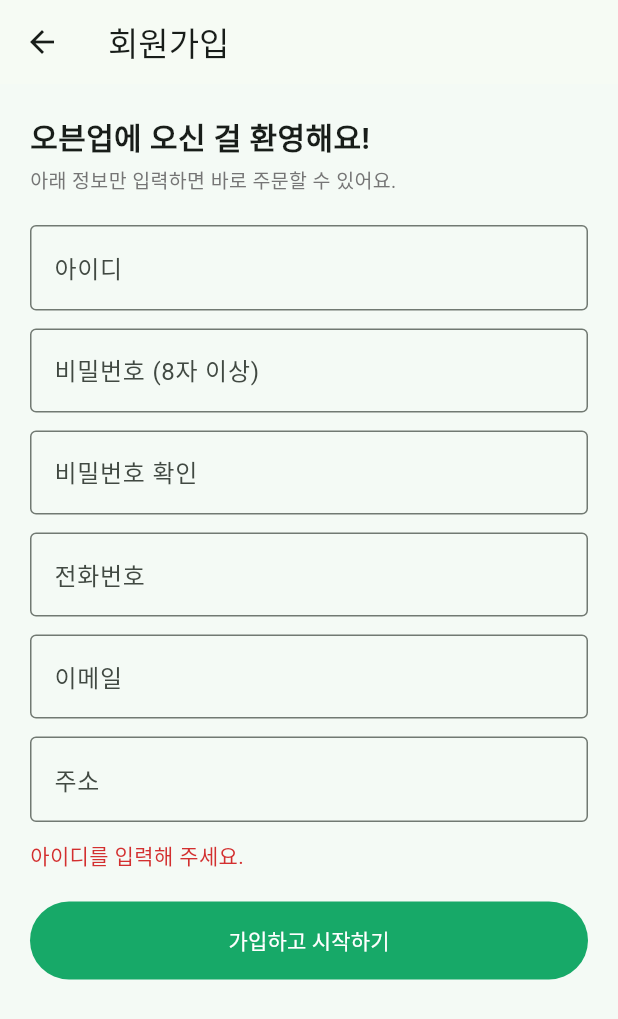
After one commit to Tae0072/Oven-up, a Flutter app: the SignupPage screen opened directly, after a tap on "가입하고 시작하기", on a phone screen of 412 x 824 dp. The commit adds this screen. Shown: the top 1019 px of the screen. Run offline on Flutter 3.47's test engine with Material 3 defaults, Android fonts, the phone set to English and light mode, and no system bars; our stand-ins replace firebase_core, firebase_messaging, flutter_local_notifications, shared_preferences, web; missing offline and left inert: dart:js_interop, flutter_naver_login, kakao_flutter_sdk_user, portone_flutter; accounts and stored records are empty.

Commit message:
feat: signup page (id/pw/phone/email/address) + social first-login onboarding (nickname->address)

```diff
--- a/app/lib/data/auth_api.dart
+++ b/app/lib/data/auth_api.dart
@@ -6,12 +6,15 @@ import '../models/auth_user.dart';
 import 'api_config.dart';
 import 'api_exception.dart';
 
-/// 로그인 결과: 토큰 + 회원
+/// 로그인 결과: 토큰 + 회원 (+ 소셜 첫 로그인 온보딩 필요 여부)
 class AuthResult {
   final String token;
   final AuthUser user;
 
-  AuthResult(this.token, this.user);
+  /// 소셜 로그인에서 닉네임·주소 설정(온보딩)이 아직 필요한가?
+  final bool needsProfile;
+
+  AuthResult(this.token, this.user, {this.needsProfile = false});
 }
 
 /// 인증 API 호출 (05_API §2)
@@ -23,15 +26,22 @@ class AuthApi {
   static const Map<String, String> _jsonHeader = {'Content-Type': 'application/json'};
 
   Future<int> signup({
+    required String loginId,
     required String email,
     required String password,
-    required String name,
     required String phone,
+    required String address,
   }) async {
     final res = await _client.post(
       Uri.parse('$kApiBaseUrl/api/auth/signup'),
       headers: _jsonHeader,
-      body: jsonEncode({'email': email, 'password': password, 'name': name, 'phone': phone}),
+      body: jsonEncode({
+        'loginId': loginId,
+        'email': email,
+        'password': password,
+        'phone': phone,
+        'address': address,
+      }),
     );
     final body = jsonDecode(utf8.decode(res.bodyBytes)) as Map<String, dynamic>;
     if (res.statusCode != 201) {
@@ -88,6 +98,7 @@ class AuthApi {
     return AuthResult(
       data['accessToken'] as String,
       AuthUser.fromJson(data['user'] as Map<String, dynamic>),
+      needsProfile: (data['needsProfile'] as bool?) ?? false,
     );
   }
 
@@ -104,16 +115,23 @@ class AuthApi {
     return MyProfile.fromJson(body['data'] as Map<String, dynamic>);
   }
 
-  /// 프로필(이름·연락처) 수정 (05_API §2.5)
+  /// 프로필 수정 (05_API §2.5). null인 항목은 바꾸지 않는다.
   Future<MyProfile> updateProfile({
     required String token,
-    required String name,
-    required String phone,
+    String? name,
+    String? phone,
+    String? nickname,
+    String? address,
   }) async {
     final res = await _client.patch(
       Uri.parse('$kApiBaseUrl/api/users/me'),
       headers: {..._jsonHeader, 'Authorization': 'Bearer $token'},
-      body: jsonEncode({'name': name, 'phone': phone}),
+      body: jsonEncode({
+        'name': ?name,
+        'phone': ?phone,
+        'nickname': ?nickname,
+        'address': ?address,
+      }),
     );
     final body = jsonDecode(utf8.decode(res.bodyBytes)) as Map<String, dynamic>;
     if (res.statusCode != 200) {
@@ -178,16 +196,22 @@ class AuthApi {
 /// 내 정보 (05_API §2.4)
 class MyProfile {
   final String email;
+  final String loginId;
   final String name;
+  final String nickname;
   final String phone;
+  final String address;
   final String role;
   final int pointBalance;
   final bool notifyEnabled;
 
   const MyProfile({
     required this.email,
+    this.loginId = '',
     required this.name,
+    this.nickname = '',
     required this.phone,
+    this.address = '',
     required this.role,
     required this.pointBalance,
     this.notifyEnabled = true,
@@ -195,8 +219,11 @@ class MyProfile {
 
   factory MyProfile.fromJson(Map<String, dynamic> j) => MyProfile(
         email: (j['email'] as String?) ?? '',
+        loginId: (j['loginId'] as String?) ?? '',
         name: (j['name'] as String?) ?? '',
+        nickname: (j['nickname'] as String?) ?? '',
         phone: (j['phone'] as String?) ?? '',
+        address: (j['address'] as String?) ?? '',
         role: (j['role'] as String?) ?? 'USER',
         pointBalance: (j['pointBalance'] as num?)?.toInt() ?? 0,
         notifyEnabled: (j['notifyEnabled'] as bool?) ?? true,
--- /dev/null
+++ b/app/lib/screens/signup_page.dart
@@ -0,0 +1,158 @@
+import 'package:flutter/material.dart';
+
+import '../data/api_exception.dart';
+import '../data/auth_api.dart';
+import '../state/auth_store.dart';
+
+/// S1-2. 회원가입 전용 페이지.
+/// 아이디·비밀번호·전화번호·이메일·주소를 입력받아 가입하고, 성공하면 바로 로그인까지 마친다.
+/// 성공 시 true를 돌려주며 pop 된다 (호출한 로그인 화면이 이어서 홈으로 이동).
+class SignupPage extends StatefulWidget {
+  const SignupPage({super.key});
+
+  @override
+  State<SignupPage> createState() => _SignupPageState();
+}
+
+class _SignupPageState extends State<SignupPage> {
+  final AuthApi _authApi = AuthApi();
+
+  final TextEditingController _loginId = TextEditingController();
+  final TextEditingController _password = TextEditingController();
+  final TextEditingController _passwordConfirm = TextEditingController();
+  final TextEditingController _phone = TextEditingController();
+  final TextEditingController _email = TextEditingController();
+  final TextEditingController _address = TextEditingController();
+
+  bool _loading = false;
+  String? _error;
+
+  @override
+  void dispose() {
+    _loginId.dispose();
+    _password.dispose();
+    _passwordConfirm.dispose();
+    _phone.dispose();
+    _email.dispose();
+    _address.dispose();
+    super.dispose();
+  }
+
+  String? _validate() {
+    if (_loginId.text.trim().isEmpty) return '아이디를 입력해 주세요.';
+    if (_password.text.length < 8) return '비밀번호는 8자 이상이어야 해요.';
+    if (_password.text != _passwordConfirm.text) return '비밀번호가 서로 달라요.';
+    if (_phone.text.trim().isEmpty) return '전화번호를 입력해 주세요.';
+    final email = _email.text.trim();
+    if (email.isEmpty || !email.contains('@')) return '올바른 이메일을 입력해 주세요.';
+    if (_address.text.trim().isEmpty) return '주소를 입력해 주세요.';
+    return null;
+  }
+
+  Future<void> _submit() async {
+    final problem = _validate();
+    if (problem != null) {
+      setState(() => _error = problem);
+      return;
+    }
+    setState(() {
+      _loading = true;
+      _error = null;
+    });
+    try {
+      await _authApi.signup(
+        loginId: _loginId.text.trim(),
+        email: _email.text.trim(),
+        password: _password.text,
+        phone: _phone.text.trim(),
+        address: _address.text.trim(),
+      );
+      // 가입 성공 → 바로 로그인까지 마친다
+      final result =
+          await _authApi.login(email: _loginId.text.trim(), password: _password.text);
+      if (!mounted) return;
+      AuthStore.instance.setSession(result.token, result.user);
+      Navigator.of(context).pop(true);
+    } on ApiException catch (e) {
+      if (mounted) setState(() => _error = e.message);
+    } catch (_) {
+      if (mounted) setState(() => _error = '서버에 연결하지 못했어요. 잠시 후 다시 시도해 주세요.');
+    } finally {
+      if (mounted) setState(() => _loading = false);
+    }
+  }
+
+  @override
+  Widget build(BuildContext context) {
+    return Scaffold(
+      appBar: AppBar(title: const Text('회원가입')),
+      body: ListView(
+        padding: const EdgeInsets.all(20),
+        children: [
+          const Text('오븐업에 오신 걸 환영해요!',
+              style: TextStyle(fontSize: 20, fontWeight: FontWeight.bold)),
+          const SizedBox(height: 4),
+          Text('아래 정보만 입력하면 바로 주문할 수 있어요.',
+              style: TextStyle(color: Colors.grey[600], fontSize: 13)),
+          const SizedBox(height: 20),
+          TextField(
+            controller: _loginId,
+            decoration: const InputDecoration(
+                labelText: '아이디', hintText: '로그인에 사용할 아이디', border: OutlineInputBorder()),
+          ),
+          const SizedBox(height: 12),
+          TextField(
+            controller: _password,
+            obscureText: true,
+            decoration:
+                const InputDecoration(labelText: '비밀번호 (8자 이상)', border: OutlineInputBorder()),
+          ),
+          const SizedBox(height: 12),
+          TextField(
+            controller: _passwordConfirm,
+            obscureText: true,
+            decoration:
+                const InputDecoration(labelText: '비밀번호 확인', border: OutlineInputBorder()),
+          ),
+          const SizedBox(height: 12),
+          TextField(
+            controller: _phone,
+            keyboardType: TextInputType.phone,
+            decoration: const InputDecoration(
+                labelText: '전화번호', hintText: '010-0000-0000', border: OutlineInputBorder()),
+          ),
+          const SizedBox(height: 12),
+          TextField(
+            controller: _email,
+            keyboardType: TextInputType.emailAddress,
+            decoration: const InputDecoration(
+                labelText: '이메일', hintText: 'example@email.com', border: OutlineInputBorder()),
+          ),
+          const SizedBox(height: 12),
+          TextField(
+            controller: _address,
+            decoration: const InputDecoration(
+                labelText: '주소',
+                hintText: '예: 명지에코펠리스 305호',
+                border: OutlineInputBorder()),
+          ),
+          if (_error != null) ...[
+            const SizedBox(height: 12),
+            Text(_error!, style: TextStyle(color: Colors.red[700])),
+          ],
+          const SizedBox(height: 20),
+          FilledButton(
+            onPressed: _loading ? null : _submit,
+            style: FilledButton.styleFrom(minimumSize: const Size.fromHeight(52)),
+            child: _loading
+                ? const SizedBox(
+                    width: 22,
+                    height: 22,
+                    child: CircularProgressIndicator(strokeWidth: 2, color: Colors.white))
+                : const Text('가입하고 시작하기'),
+          ),
+        ],
+      ),
+    );
+  }
+}
```
Also changed, not shown: app/lib/screens/login_page.dart (+29 -38 lines), app/lib/screens/profile_setup_page.dart (added, +147 -0 lines), 10 other files.
